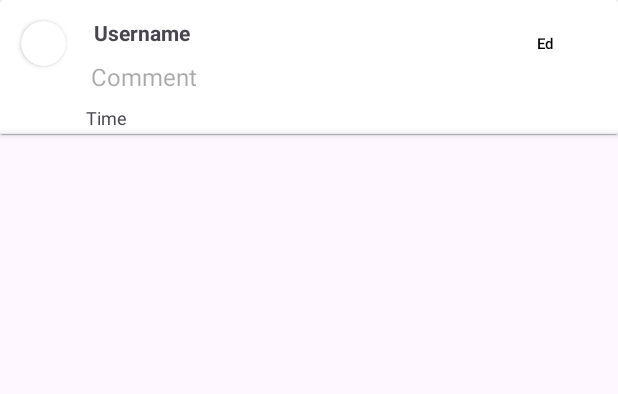
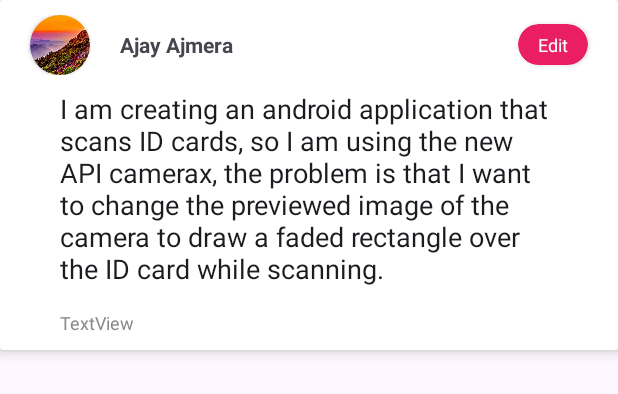
Before and after one commit to atulbadole/SocialMediaApp, an Android app: the layout comment_list_item.xml on its own in the app's theme, with its tools: preview values and no code run, on a phone screen of 412 x 824 dp. Shown: the top 394 px of the screen. Run offline under Robolectric (Android 15) with nearby library versions, the phone set to English and light mode, and no system bars.

Commit message:
Cleared error from comment activity

```diff
--- a/app/src/main/java/com/capgemini/socialmediaapp/model/Repository.kt
+++ b/app/src/main/java/com/capgemini/socialmediaapp/model/Repository.kt
@@ -82,7 +82,7 @@ class Repository(val ctx : Context) {
     val commentDao = AppDatabase.getInstance(ctx).commentDao()
 
     suspend fun addComment(message : String, postId : Long, userId: Long){
-        commentDao.addComment(Comment(0, message, postId,userId, LocalDateTime.now()))
+        commentDao.addComment(Comment( message, postId,userId, LocalDateTime.now()))
     }
 
     suspend fun updateComment(updatedComment: Comment){
--- a/app/src/main/java/com/capgemini/socialmediaapp/model/comment/Comment.kt
+++ b/app/src/main/java/com/capgemini/socialmediaapp/model/comment/Comment.kt
@@ -22,10 +22,10 @@ import java.time.LocalDateTime
     ]
 )
 data class Comment(
-    @PrimaryKey(autoGenerate = true) val commentId : Long,
     var commentMessage : String,
     val postId : Long,
     val userId : Long,
-    var timestamp : LocalDateTime
+    var timestamp : LocalDateTime,
+    @PrimaryKey(autoGenerate = true) val commentId : Long = 0L
 ) {
 }
--- a/app/src/main/java/com/capgemini/socialmediaapp/view/PostDetailActivity.kt
+++ b/app/src/main/java/com/capgemini/socialmediaapp/view/PostDetailActivity.kt
@@ -133,6 +133,12 @@ class PostDetailActivity : AppCompatActivity() {
                             i.putExtra("currentUserId", currentUserId)
                             startActivity(i)
                         }
+                        postCommentButton.setOnClickListener {
+                            var intent = Intent(this, CommentActivity::class.java)
+                            intent.putExtra("postId", postId)
+                            intent.putExtra("currentUserData", currentUserId)
+                            startActivity(intent)
+                        }
                     }
                 }
             }
--- a/app/src/main/res/layout/activity_comment.xml
+++ b/app/src/main/res/layout/activity_comment.xml
@@ -36,7 +36,7 @@
         app:layout_constraintHorizontal_bias="0.333"
         app:layout_constraintStart_toStartOf="parent"
         app:layout_constraintTop_toTopOf="parent"
-        tools:listitem="@layout/comment_item" />
+        tools:listitem="@layout/comment_list_item" />
 
     <LinearLayout
         android:layout_width="match_parent"
@@ -51,7 +51,7 @@
             android:layout_width="32dp"
             android:layout_height="32dp"
             android:layout_margin="8dp"
-            android:src="@drawable/unlike_heart" />
+             />
 
         <EditText
             android:id="@+id/commentEditText"
@@ -69,7 +69,7 @@
             android:layout_margin="8dp"
             android:background="?attr/selectableItemBackground"
             android:clickable="true"
-            android:src="@drawable/baseline_send_24" />
+             />
     </LinearLayout>
 
 
--- a/app/src/main/res/layout/activity_post_detail.xml
+++ b/app/src/main/res/layout/activity_post_detail.xml
@@ -75,7 +75,7 @@
                             android:ellipsize="end"
                             android:maxLines="1"
                             android:text="2mins ago"
-                            android:textColor="#8A8989"
+                            android:textColor="@color/time_text_color"
                             android:textSize="12sp"
                             app:layout_constraintStart_toStartOf="parent"
                             app:layout_constraintTop_toBottomOf="@+id/post_detail_username" />
--- a/app/src/main/res/layout/comment_list_item.xml
+++ b/app/src/main/res/layout/comment_list_item.xml
@@ -5,96 +5,120 @@
     android:layout_width="match_parent"
     android:layout_height="wrap_content"
     android:layout_margin="0dp"
-    android:elevation="8dp">
+    android:elevation="8dp"
+    app:cardElevation="5dp">
 
     <androidx.constraintlayout.widget.ConstraintLayout
         android:layout_width="match_parent"
-        android:layout_height="wrap_content">
+        android:layout_height="wrap_content"
+        android:paddingTop="10dp">
 
-        <androidx.cardview.widget.CardView
-            android:id="@+id/cardView"
-            android:layout_width="30dp"
-            android:layout_height="30dp"
-            android:layout_marginStart="14dp"
-            android:layout_marginTop="14dp"
-            app:cardCornerRadius="50dp"
+        <LinearLayout
+            android:id="@+id/linearLayout3"
+            android:layout_width="match_parent"
+            android:layout_height="wrap_content"
+            android:orientation="horizontal"
+            app:layout_constraintEnd_toEndOf="parent"
+            app:layout_constraintHorizontal_bias="0.5"
             app:layout_constraintStart_toStartOf="parent"
             app:layout_constraintTop_toTopOf="parent">
 
-            <ImageView
-                android:id="@+id/commentImageView"
+            <androidx.cardview.widget.CardView
+                android:id="@+id/cardView"
+                android:layout_width="40dp"
+                android:layout_height="40dp"
+                android:layout_marginLeft="20dp"
+                app:cardCornerRadius="30dp">
+
+                <ImageView
+                    android:id="@+id/commentImageView"
+                    android:layout_width="match_parent"
+                    android:layout_height="match_parent"
+                    android:scaleType="centerCrop"
+                    app:srcCompat="@drawable/portrait" />
+            </androidx.cardview.widget.CardView>
+
+            <androidx.cardview.widget.CardView
+                android:id="@+id/cardView2"
+                android:layout_width="0dp"
+                android:layout_height="wrap_content"
+                android:layout_gravity="center_vertical"
+                android:layout_marginStart="20dp"
+                android:layout_marginEnd="20dp"
+                android:layout_weight="0.7"
+                android:elevation="0dp"
+                app:cardElevation="0dp"
+                app:cardMaxElevation="0dp">
+
+                <androidx.constraintlayout.widget.ConstraintLayout
+                    android:layout_width="match_parent"
+                    android:layout_height="wrap_content">
+
+                    <TextView
+                        android:id="@+id/commentNameTextView"
+                        android:layout_width="match_parent"
+                        android:layout_height="wrap_content"
+                        android:ellipsize="end"
+                        android:maxLines="1"
+                        android:text="Ajay Ajmera"
+                        android:textStyle="bold"
+                        app:layout_constraintStart_toStartOf="parent"
+                        app:layout_constraintTop_toTopOf="parent" />
+
+                </androidx.constraintlayout.widget.ConstraintLayout>
+
+            </androidx.cardview.widget.CardView>
+
+            <androidx.cardview.widget.CardView
+                android:id="@+id/feed_edit_btn"
                 android:layout_width="wrap_content"
                 android:layout_height="wrap_content"
-                tools:srcCompat="@tools:sample/avatars" />
-        </androidx.cardview.widget.CardView>
+                android:layout_gravity="center_vertical"
+                android:layout_marginEnd="20dp"
+                android:background="@color/theme_color"
+                app:cardBackgroundColor="@color/theme_color"
+                app:cardCornerRadius="25dp">
 
-        <TextView
-            android:id="@+id/commentNameTextView"
-            android:layout_width="wrap_content"
-            android:layout_height="wrap_content"
-            android:layout_marginStart="23dp"
-            android:layout_marginTop="12dp"
-            android:layout_marginEnd="290dp"
-            android:text="Username"
-            android:textStyle="bold"
-            app:layout_constraintEnd_toEndOf="parent"
-            app:layout_constraintStart_toEndOf="@+id/cardView"
-            app:layout_constraintTop_toTopOf="parent" />
+                <TextView
+                    android:id="@+id/editButton"
+                    android:layout_width="wrap_content"
+                    android:layout_height="wrap_content"
+                    android:background="#00E91E63"
+                    android:paddingHorizontal="13dp"
+                    android:paddingVertical="5dp"
+                    android:text="Edit"
+                    android:textColor="#FFFFFF"
+                    android:textSize="12sp" />
+            </androidx.cardview.widget.CardView>
+
+        </LinearLayout>
 
         <EditText
-
             android:id="@+id/commentTextView"
-            android:layout_width="220dp"
-            android:layout_height="38dp"
-            android:layout_marginStart="-4dp"
-            android:layout_marginTop="32dp"
-            android:layout_marginEnd="67dp"
-            android:background="@android:color/transparent"
-            android:ems="10"
-            android:hint="Comment"
-            android:inputType="textPersonName"
-            android:textSize="16sp"
+            android:layout_width="match_parent"
+            android:layout_height="wrap_content"
+            android:background="@color/white"
+            android:ellipsize="end"
+            android:paddingHorizontal="40dp"
+            android:paddingVertical="10dp"
+            android:text="I am creating an android application that scans ID cards, so I am using the new API camerax, the problem is that I want to change the previewed image of the camera to draw a faded rectangle over the ID card while scanning."
             app:layout_constraintEnd_toEndOf="parent"
             app:layout_constraintStart_toStartOf="parent"
-            app:layout_constraintTop_toTopOf="parent" />
+            app:layout_constraintTop_toBottomOf="@+id/linearLayout3" />
 
         <TextView
             android:id="@+id/time_buttonB"
-            android:layout_width="48dp"
-            android:layout_height="20sp"
-            android:layout_marginStart="57dp"
-            android:layout_marginTop="-19dp"
-            android:text="Time"
+            android:layout_width="wrap_content"
+            android:layout_height="wrap_content"
+            android:layout_marginTop="5dp"
+            android:layout_marginBottom="10dp"
+            android:paddingHorizontal="40dp"
+            android:text="TextView"
+            android:textColor="@color/time_text_color"
             android:textSize="12sp"
             app:layout_constraintBottom_toBottomOf="parent"
-            app:layout_constraintStart_toStartOf="parent"
+            app:layout_constraintStart_toStartOf="@+id/commentTextView"
             app:layout_constraintTop_toBottomOf="@+id/commentTextView" />
 
-        <View
-            android:id="@+id/horizontalLine"
-            android:layout_width="match_parent"
-            android:layout_height="1dp"
-            android:layout_marginTop="-15dp"
-            android:background="@color/material_dynamic_neutral70"
-            android:elevation="4dp"
-            app:layout_constraintBottom_toBottomOf="parent"
-            app:layout_constraintTop_toBottomOf="parent" />
-
-        <Button
-            android:id="@+id/editButton"
-            android:layout_width="60dp"
-            android:layout_height="34dp"
-            android:layout_marginTop="12dp"
-            android:backgroundTint="@color/white"
-            android:text="Edit"
-            android:textColor="@color/black"
-            android:textSize="10sp"
-            app:layout_constraintEnd_toEndOf="parent"
-            app:layout_constraintHorizontal_bias="0.915"
-            app:layout_constraintStart_toEndOf="@+id/commentNameTextView"
-            app:layout_constraintTop_toTopOf="parent" />
-
     </androidx.constraintlayout.widget.ConstraintLayout>
-
-
 </androidx.cardview.widget.CardView>
--- a/app/src/main/res/layout/feed_page_post_card.xml
+++ b/app/src/main/res/layout/feed_page_post_card.xml
@@ -60,7 +60,7 @@
                         android:ellipsize="end"
                         android:maxLines="1"
                         android:text="2mins ago"
-                        android:textColor="#8A8989"
+                        android:textColor="@color/time_text_color"
                         android:textSize="12sp"
                         app:layout_constraintStart_toStartOf="parent"
                         app:layout_constraintTop_toBottomOf="@+id/feed_username" />
--- a/app/src/main/res/values/colors.xml
+++ b/app/src/main/res/values/colors.xml
@@ -10,4 +10,5 @@
     <color name="app_text_background">#f6fbff</color>
     <color name="light_background">#FFF9F9</color>
     <color name="transparent">#00000000</color>
+    <color name="time_text_color">#8A8989</color>
 </resources>
```
Also changed, not shown: app/src/main/java/com/capgemini/socialmediaapp/view/CommentActivity.kt (+17 -30 lines), app/src/main/java/com/capgemini/socialmediaapp/view/CommentAdapter.kt (+16 -11 lines).
